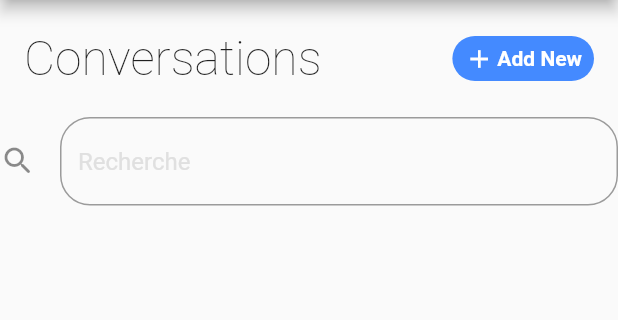
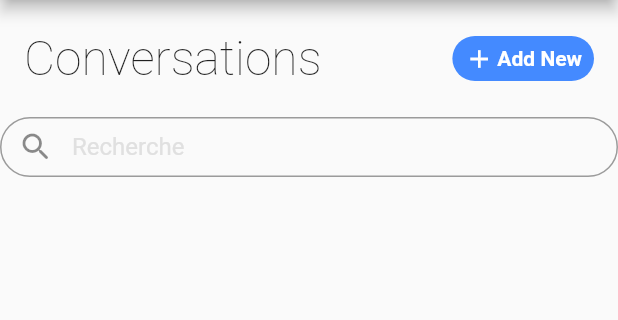
Before and after one commit to Flora-J/HandShake., a Flutter app: the screen it shows after launch, on a phone screen of 412 x 824 dp, the part 84-404 px from its top. Run offline on Flutter 3.47's test engine with Material 2 defaults, Android fonts, the phone set to English and light mode, and no system bars.

Commit message:
Update tchat.dart

```diff
--- a/handshake/lib/tchat.dart
+++ b/handshake/lib/tchat.dart
@@ -62,31 +62,44 @@ class ChatState extends State<Chat> {
                           ),
                         ],
                       ),
-                    )
+                    ),
+
                   ],
                 ),
+
               ),
             ),
           Container(
+            height: 40,
+            width: MediaQuery.of(context).size.width,
             margin: const EdgeInsets.only(top: 20),
             child:TextField(
-          decoration: InputDecoration(
-          border: OutlineInputBorder(
-            borderRadius: BorderRadius.circular(20)
+
+              textAlignVertical: TextAlignVertical.center,
+              autocorrect: true,
+              decoration: InputDecoration(
+                prefixIcon: const Icon(Icons.search_rounded
+                ),
+              contentPadding: EdgeInsets.fromLTRB(10, 0, 0, 0),
+              border: OutlineInputBorder(
+              borderRadius: BorderRadius.circular(20)
           ),
-          hintText: "Recherche",
-            hintStyle: TextStyle(
+              hintText: "Recherche",
+
+              hintStyle: TextStyle(
+
               color: Colors.grey.shade300
-            ),
+              ),
 
-            icon: const Icon(
-                Icons.search_rounded
-            ),
+
 
     ),
+    onTap: (){
 
+    },
           ),
           ),
+
           ],
         ),
       ),
```
